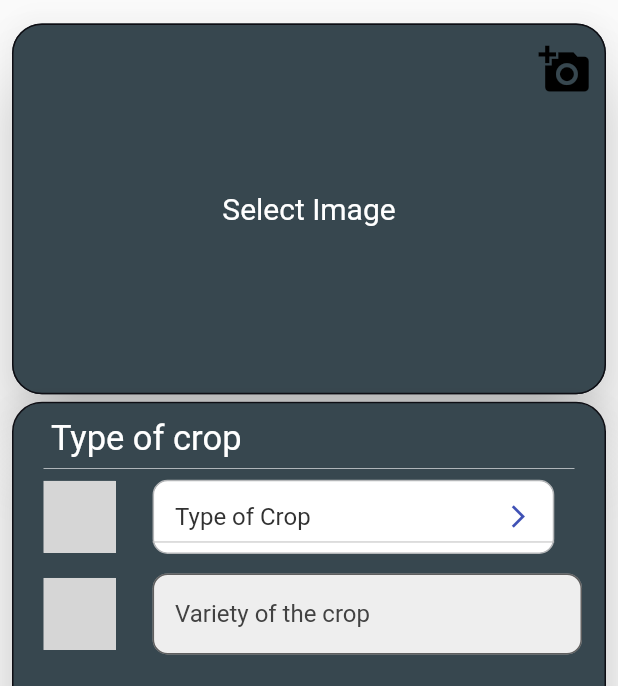
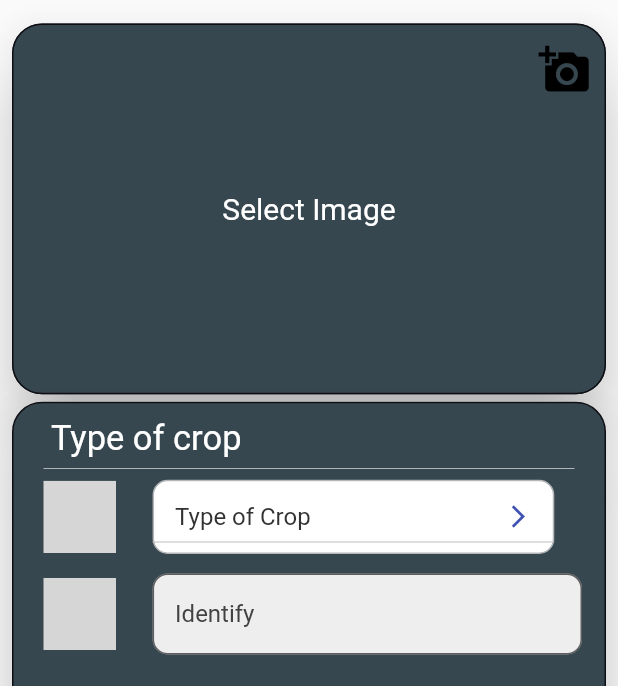
Before and after one commit to emilio-kariuki/D-Krops, a Flutter app: the screen it shows after launch, on a phone screen of 412 x 824 dp, the part 87-773 px from its top. Run offline on Flutter 3.47's test engine with Material 2 defaults, Android fonts, the phone set to English and light mode, and no system bars; drawn by our look-alikes of dropdown_button2; our stand-ins replace animated_text_kit, dio, fluttertoast, geolocator, google_fonts, google_maps_flutter and 4 more; missing offline and left inert: location_permissions, restart_app; Roboto replaces fonts that are missing (Redressed); project files that could hold a hidden picture were left out; grey boxes are pictures that could not be loaded.

Commit message:
March 22, 2022 4:12 PM

```diff
--- a/lib/screens/Home.dart
+++ b/lib/screens/Home.dart
@@ -633,7 +633,7 @@ class _HomeState extends State<Home> {
                                         hintStyle:
                                             TextStyle(color: Colors.grey[800]),
                                         focusColor: Colors.red,
-                                        hintText: "Variety of the crop",
+                                        hintText: "Identify",
                                         // suffixText: "10",
                                         // prefixIcon: Icon(Icons.mail,color: Colors.blueGrey[900]),
                                         fillColor: Colors.grey[200]),
```
